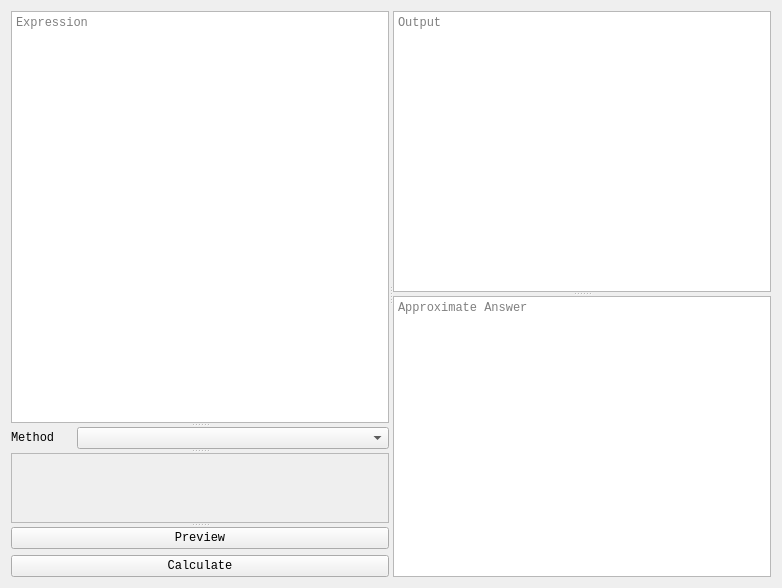
This is caspy3/qt_assets/tabs/integral.ui in Secozzi/CASpy as Qt 5 draws it before an edit. The edited form follows.
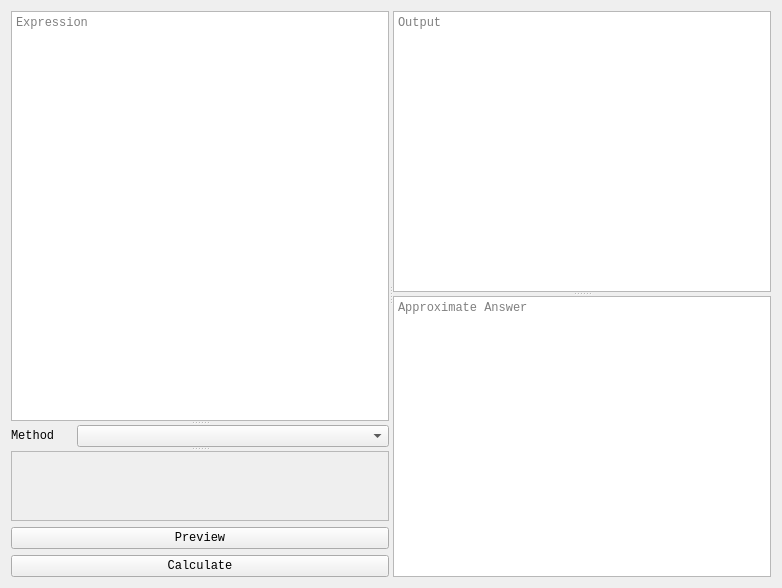
This is the edited form. Custom widgets are drawn as their Qt base class.

```diff
--- a/caspy3/qt_assets/tabs/integral.ui
+++ b/caspy3/qt_assets/tabs/integral.ui
@@ -24,7 +24,10 @@
      <property name="orientation">
       <enum>Qt::Horizontal</enum>
      </property>
-     <widget class="QSplitter" name="integ_splitter_1">
+     <widget class="QWidget" name="verticalLayoutWidget_2">
+      <layout class="QVBoxLayout" name="verticalLayout_4">
+       <item>
+        <widget class="QSplitter" name="integ_input_splitter">
       <property name="orientation">
        <enum>Qt::Vertical</enum>
       </property>
@@ -80,17 +83,16 @@
          <rect>
           <x>0</x>
           <y>0</y>
-          <width>378</width>
+             <width>377</width>
           <height>69</height>
          </rect>
         </property>
        </widget>
       </widget>
-      <widget class="QWidget" name="verticalLayoutWidget">
-       <layout class="QVBoxLayout" name="integ_buttons_layout">
-        <property name="sizeConstraint">
-         <enum>QLayout::SetMaximumSize</enum>
-        </property>
+        </widget>
+       </item>
+       <item>
+        <layout class="QVBoxLayout" name="verticalLayout_3">
         <item>
          <widget class="QPushButton" name="integ_prev">
           <property name="toolTip">
@@ -118,9 +120,10 @@
          </widget>
         </item>
        </layout>
-      </widget>
-     </widget>
-     <widget class="QSplitter" name="integ_splitter_2">
+       </item>
+      </layout>
+     </widget>
+     <widget class="QSplitter" name="integ_output_splitter">
       <property name="orientation">
        <enum>Qt::Vertical</enum>
       </property>
```
Left out of the diff: 2 changed lines with no effect on the pictures. Lines whose indentation alone changed are shown as unchanged.
